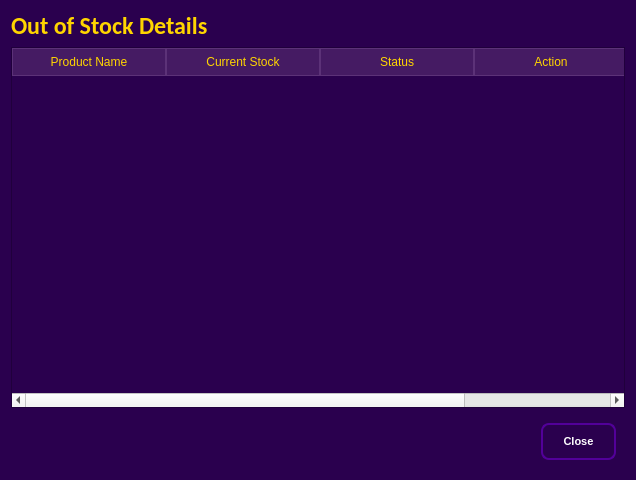
Qt form UI/Outstock_expand.ui (codenoobie25/ThunderCats) before a commit.
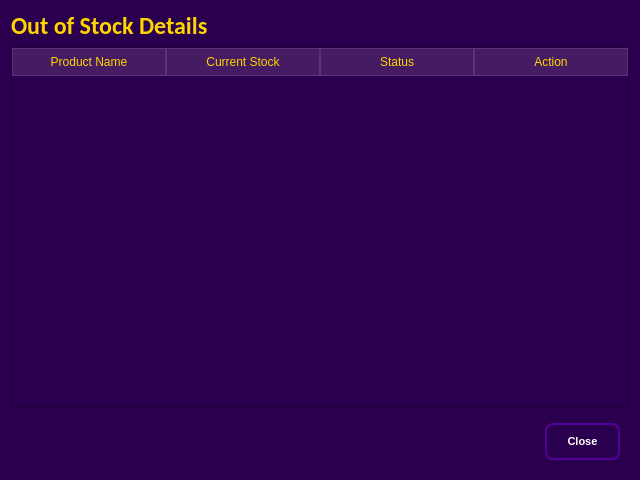
The same form after that commit. Icons and pictures are not drawn.

Diff of the .ui file:
```diff
--- a/UI/Outstock_expand.ui
+++ b/UI/Outstock_expand.ui
@@ -6,10 +6,16 @@
    <rect>
     <x>0</x>
     <y>0</y>
-    <width>636</width>
+    <width>640</width>
     <height>480</height>
    </rect>
   </property>
+  <property name="maximumSize">
+   <size>
+    <width>640</width>
+    <height>480</height>
+   </size>
+  </property>
   <property name="palette">
    <palette>
     <active>
```
Left out of the diff: 2 changed lines with no effect on the pictures.
